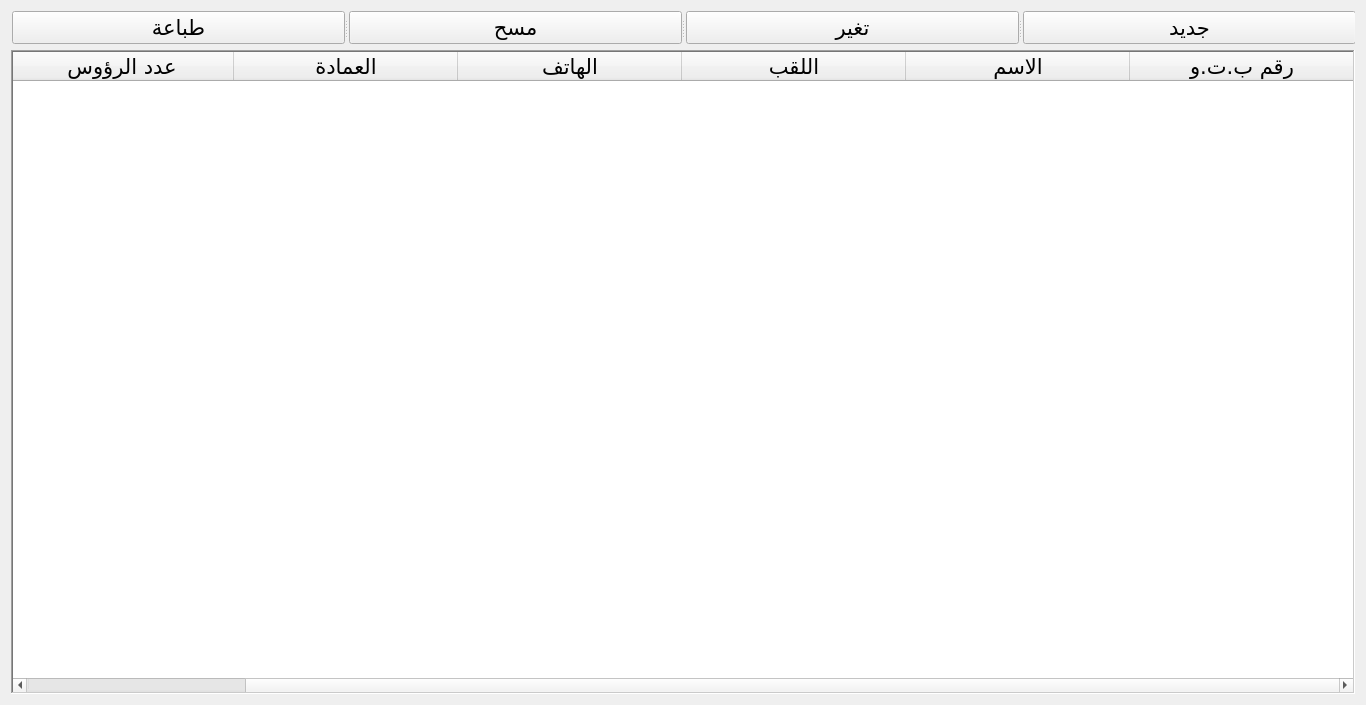
Qt form UI/farmers.ui (anwer25/Administration_agricole) before a commit.
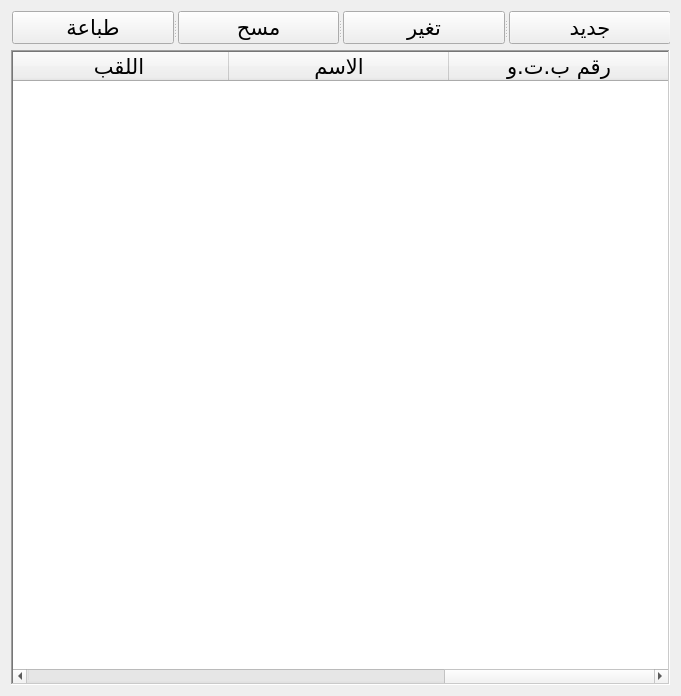
The same form after that commit.

The edit to the form file:
```diff
--- a/UI/farmers.ui
+++ b/UI/farmers.ui
@@ -9,8 +9,8 @@
    <rect>
     <x>0</x>
     <y>0</y>
-    <width>1366</width>
-    <height>705</height>
+    <width>681</width>
+    <height>696</height>
    </rect>
   </property>
   <property name="minimumSize">
@@ -80,7 +80,10 @@
       <bool>false</bool>
      </property>
      <attribute name="horizontalHeaderDefaultSectionSize">
-      <number>224</number>
+      <number>220</number>
+     </attribute>
+     <attribute name="horizontalHeaderHighlightSections">
+      <bool>false</bool>
      </attribute>
      <column>
       <property name="text">
```
